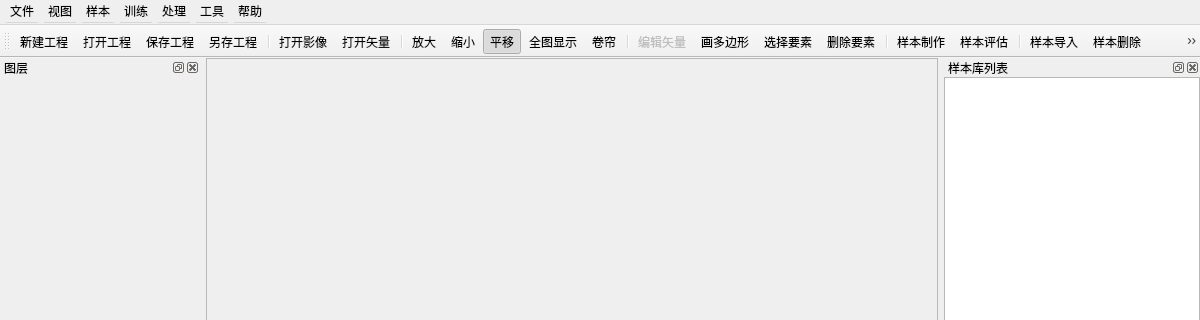
Above: ui/MainWinUI.ui from LianweiMa/DeeplearningSystem before the change; both pictures show x 0 to 1200 and y 0 to 320 of the 1200 by 800 pixel window. Below: the same form after it.
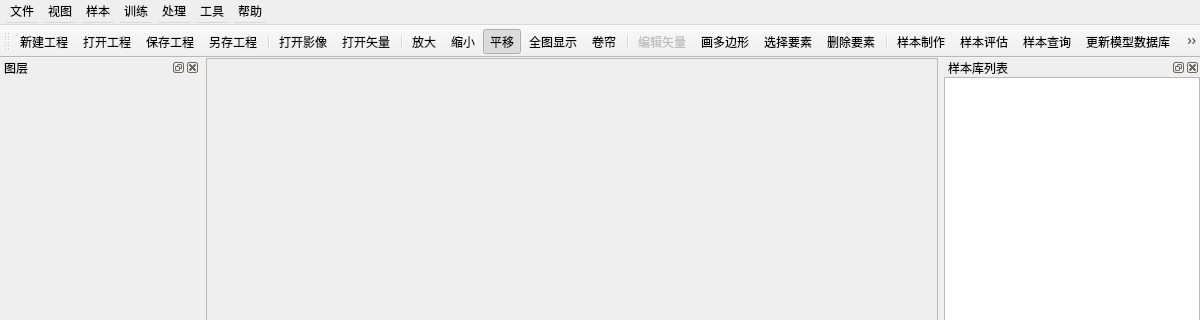
That is the form after the change. Icons and pictures are not drawn.

What changed in the file:
```diff
--- a/ui/MainWinUI.ui
+++ b/ui/MainWinUI.ui
@@ -209,15 +209,19 @@
    <addaction name="separator"/>
    <addaction name="actionMakeSample"/>
    <addaction name="actionEvalSample"/>
+   <addaction name="actionQuerySample"/>
+   <addaction name="actionUpdateModelsDB"/>
    <addaction name="separator"/>
    <addaction name="actionImportSample"/>
    <addaction name="actionDeleteSamples"/>
-   <addaction name="actionQuerySample"/>
    <addaction name="actionCloseSamples"/>
+   <addaction name="actionSampleStatistic"/>
    <addaction name="separator"/>
    <addaction name="actionModelTrain"/>
    <addaction name="actionStopTrain"/>
    <addaction name="actionWatchTrain"/>
+   <addaction name="separator"/>
+   <addaction name="actionUpdateDatabase"/>
    <addaction name="actionImportModel"/>
    <addaction name="actionDeleteModel"/>
    <addaction name="actionModelStatistic"/>
```
Left out of the diff: 24 changed lines with no effect on the pictures.
